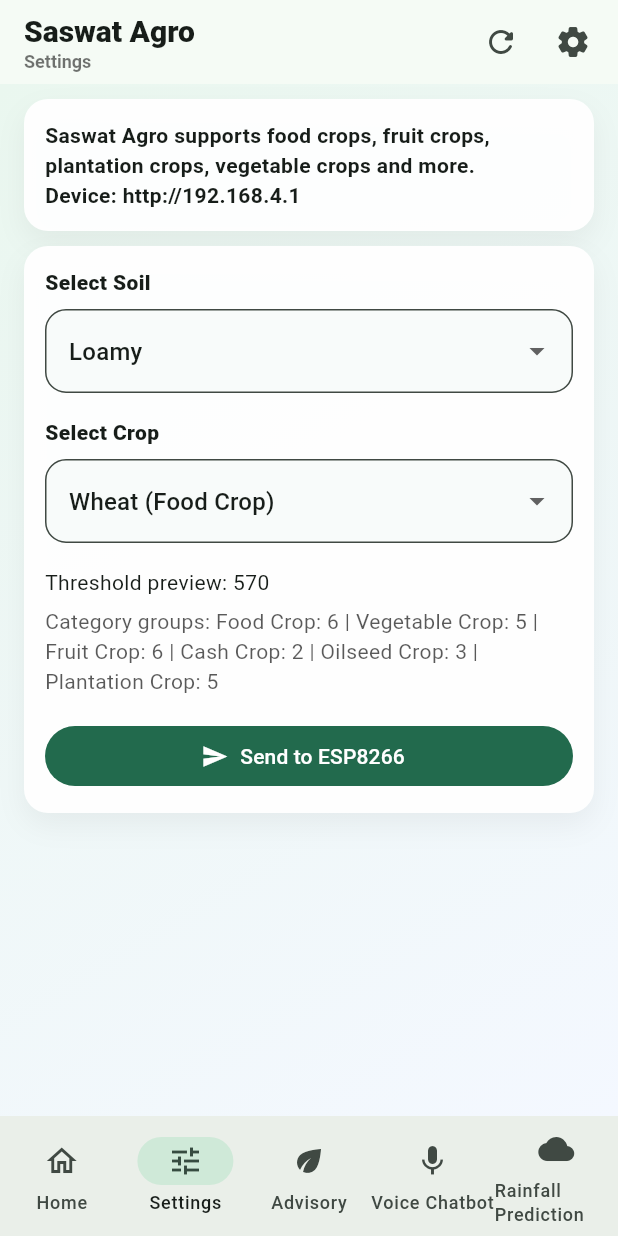
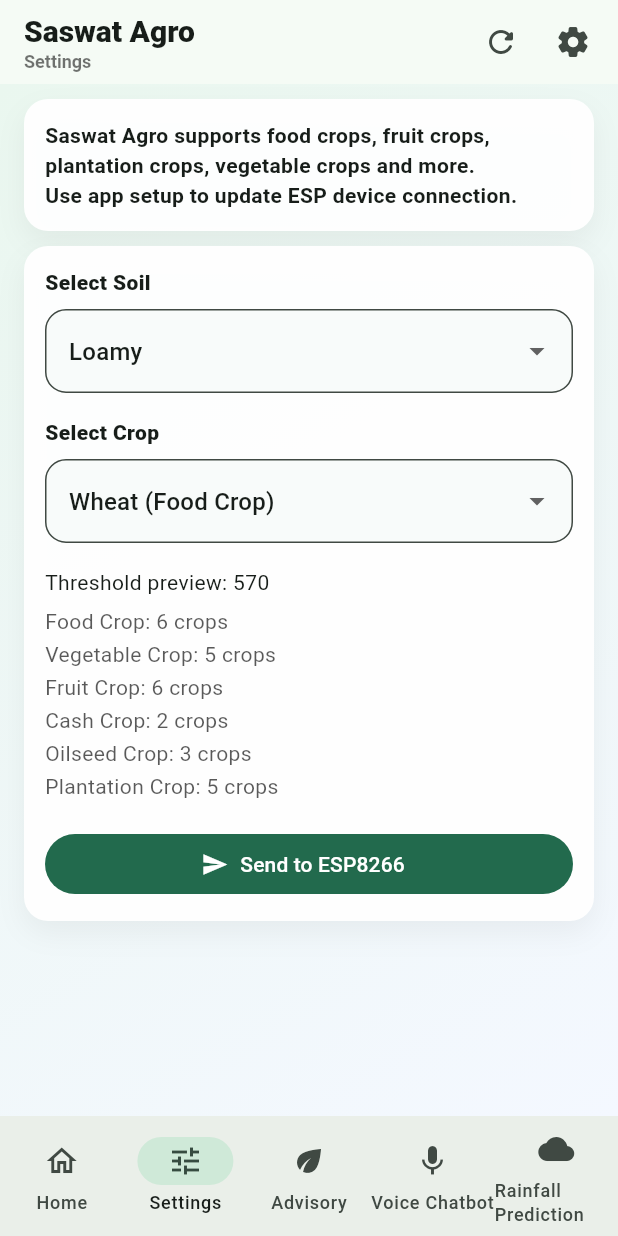
Before and after one commit to sidspy-bug/saswatagro, a Flutter app: the screen it shows after launch, item 2 of the bottom bar chosen, on a phone screen of 412 x 824 dp. Run offline on Flutter 3.47's test engine with Material 3 defaults, Android fonts, the phone set to English and light mode, and no system bars; our stand-ins replace flutter_tts, speech_to_text; network calls fail.

Commit message:
Address review issues and harden UI messaging
Agent-Logs-Url: https://github.com/sidspy-bug/saswatagro/sessions/5cc8cb31-e5e5-4604-b5f9-b7bdba74fed6

Co-authored-by: sidspy-bug <244470375+sidspy-bug@users.noreply.github.com>

```diff
--- a/lib/main.dart
+++ b/lib/main.dart
@@ -8,6 +8,8 @@ import 'package:speech_to_text/speech_to_text.dart' as stt;
 
 const String kDefaultEspBaseUrl = 'http://192.168.4.1';
 const String kOpenAiApiKey = 'PASTE_YOUR_OPENAI_API_KEY';
+const Duration kSensorRefreshInterval = Duration(seconds: 7);
+const double kDefaultSpeechRate = 0.45;
 
 const Map<String, int> kSoilThresholds = {
   'Sandy': 500,
@@ -330,13 +332,13 @@ class _SmartIrrigationShellState extends State<SmartIrrigationShell> {
     super.initState();
     _initVoice();
     _refreshMoistureData(showLoader: true);
-    _refreshTimer = Timer.periodic(const Duration(seconds: 7), (_) {
+    _refreshTimer = Timer.periodic(kSensorRefreshInterval, (_) {
       _refreshMoistureData();
     });
   }
 
   Future<void> _initVoice() async {
-    await _flutterTts.setSpeechRate(0.45);
+    await _flutterTts.setSpeechRate(kDefaultSpeechRate);
     await _flutterTts.setVolume(1.0);
     await _flutterTts.setPitch(1.0);
   }
@@ -626,7 +628,7 @@ Respond in short and simple language suitable for farmers.
       setState(() {
         _messages.add(ChatMessage(text: answer, isUser: false));
       });
-      unawaited(_speak(answer));
+      await _speak(answer);
     } catch (error) {
       if (!mounted) return;
       final cleanError = error.toString().replaceFirst('Exception: ', '');
@@ -685,7 +687,8 @@ Respond in short and simple language suitable for farmers.
       _isRainLoading = true;
     });
 
-    await Future<void>.delayed(const Duration(milliseconds: 500));
+    // Demo-only heuristic prediction based on location text.
+    // Replace with a real weather API in production.
     final score = trimmed.toLowerCase().codeUnits.fold<int>(0, (sum, c) => sum + c);
     final rainMm = 20 + (score % 90);
     final outlook = rainMm < 35
@@ -694,13 +697,14 @@ Respond in short and simple language suitable for farmers.
             ? 'Moderate rainfall expected.'
             : 'High rainfall expected. Reduce irrigation.';
 
-    final output = '$trimmed: Next 7 days ~ $rainMm mm rain. $outlook';
+    final output =
+        '$trimmed: Demo prediction for next 7 days: ~$rainMm mm rain. $outlook';
     if (!mounted) return;
     setState(() {
       _rainfallPrediction = output;
       _isRainLoading = false;
     });
-    unawaited(_speak(output));
+    await _speak(output);
   }
 
   void _showSnackBar(String message, {Color background = const Color(0xFF0F5132)}) {
@@ -842,6 +846,7 @@ Respond in short and simple language suitable for farmers.
         ),
         actions: [
           IconButton(
+            tooltip: 'Refresh moisture data',
             onPressed: _isRefreshing ? null : () => _refreshMoistureData(showLoader: true),
             icon: _isRefreshing
                 ? const SizedBox(
@@ -977,7 +982,11 @@ class DashboardScreen extends StatelessWidget {
                       child: const Text('Motor OFF'),
                     ),
                     const Spacer(),
-                    IconButton(onPressed: isRefreshing ? null : onRefresh, icon: const Icon(Icons.refresh, color: Colors.white)),
+                    IconButton(
+                      tooltip: 'Refresh moisture data',
+                      onPressed: isRefreshing ? null : onRefresh,
+                      icon: const Icon(Icons.refresh, color: Colors.white),
+                    ),
                   ],
                 ),
               ],
@@ -1062,7 +1071,7 @@ class _SettingsScreenState extends State<SettingsScreen> {
         children: [
           _AppCard(
             child: Text(
-              'Saswat Agro supports food crops, fruit crops, plantation crops, vegetable crops and more.\nDevice: ${widget.espBaseUrl}',
+              'Saswat Agro supports food crops, fruit crops, plantation crops, vegetable crops and more.\nUse app setup to update ESP device connection.',
               style: const TextStyle(fontWeight: FontWeight.w600),
             ),
           ),
@@ -1075,7 +1084,7 @@ class _SettingsScreenState extends State<SettingsScreen> {
                 const SizedBox(height: 8),
                 DropdownButtonFormField<String>(
                   value: _soil,
-                  decoration: _dd('Choose soil type'),
+                  decoration: _buildDropdownDecoration('Choose soil type'),
                   items: kSoilThresholds.keys
                       .map((soil) => DropdownMenuItem(value: soil, child: Text(soil)))
                       .toList(),
@@ -1087,7 +1096,7 @@ class _SettingsScreenState extends State<SettingsScreen> {
                 DropdownButtonFormField<String>(
                   value: _crop,
                   isExpanded: true,
-                  decoration: _dd('Choose crop'),
+                  decoration: _buildDropdownDecoration('Choose crop'),
                   items: kCropProfiles
                       .map((crop) => DropdownMenuItem(
                             value: crop.name,
@@ -1099,9 +1108,14 @@ class _SettingsScreenState extends State<SettingsScreen> {
                 const SizedBox(height: 16),
                 Text('Threshold preview: $previewThreshold'),
                 const SizedBox(height: 6),
-                Text(
-                  'Category groups: ${groups.entries.map((e) => '${e.key}: ${e.value.length}').join(' | ')}',
-                  style: TextStyle(color: Colors.black.withOpacity(0.65)),
+                ...groups.entries.map(
+                  (entry) => Padding(
+                    padding: const EdgeInsets.only(bottom: 2),
+                    child: Text(
+                      '${entry.key}: ${entry.value.length} crops',
+                      style: TextStyle(color: Colors.black.withOpacity(0.65)),
+                    ),
+                  ),
                 ),
                 const SizedBox(height: 16),
                 SizedBox(
@@ -1126,7 +1140,7 @@ class _SettingsScreenState extends State<SettingsScreen> {
     );
   }
 
-  InputDecoration _dd(String hint) {
+  InputDecoration _buildDropdownDecoration(String hint) {
     return InputDecoration(
       hintText: hint,
       filled: true,
```
